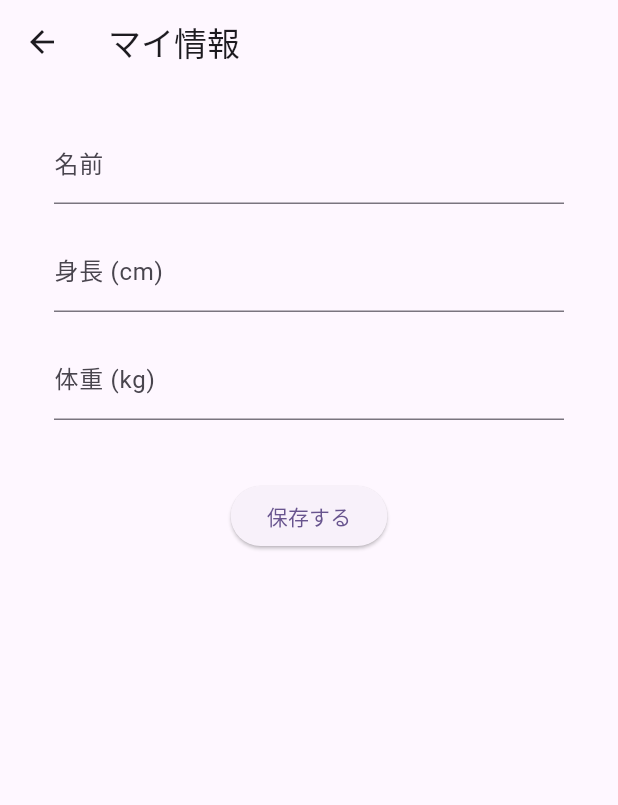
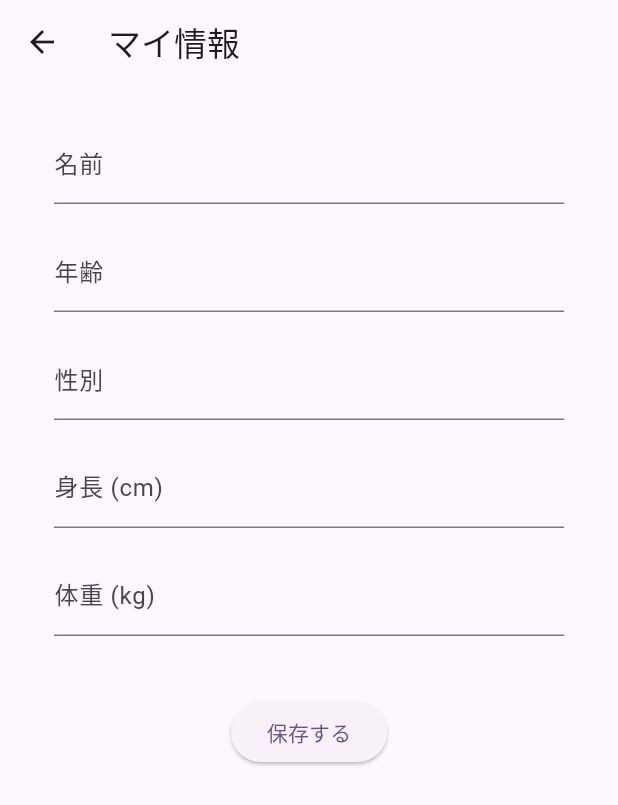
Before and after one commit to i-kondou/hack_village, a Flutter app: the MyInformationPage screen opened by its route, on a phone screen of 412 x 824 dp. Shown: the top 805 px of the screen. Run offline on Flutter 3.47's test engine with Material 3 defaults, Android fonts, the phone set to English and light mode, and no system bars; our stand-ins replace camera, firebase_auth, firebase_core, firebase_storage, google_sign_in, image_picker and 1 more; accounts and stored records are empty.

Commit message:
入力する個人情報の種類に年齢と性別を追加

```diff
--- a/g-kimura/dietitian/lib/my_information_page.dart
+++ b/g-kimura/dietitian/lib/my_information_page.dart
@@ -8,7 +8,7 @@ class MyInformationPage extends StatefulWidget {
 }
 
 class _MyInformationPageState extends State<MyInformationPage> {
-  List<String> keys = ['名前', '身長 (cm)', '体重 (kg)'];
+  List<String> keys = ['名前', '年齢', '性別', '身長 (cm)', '体重 (kg)'];
   Map<String, TextEditingController> _controllers = {};
 
   @override
@@ -68,7 +68,7 @@ class _MyInformationPageState extends State<MyInformationPage> {
         controller: _controllers[label],
         decoration: InputDecoration(labelText: label),
         keyboardType:
-            label.contains('cm') || label.contains('kg')
+            ['年齢', '身長 (cm)', '体重 (kg)'].contains(label)
                 ? TextInputType.number
                 : TextInputType.text,
       ),
```
